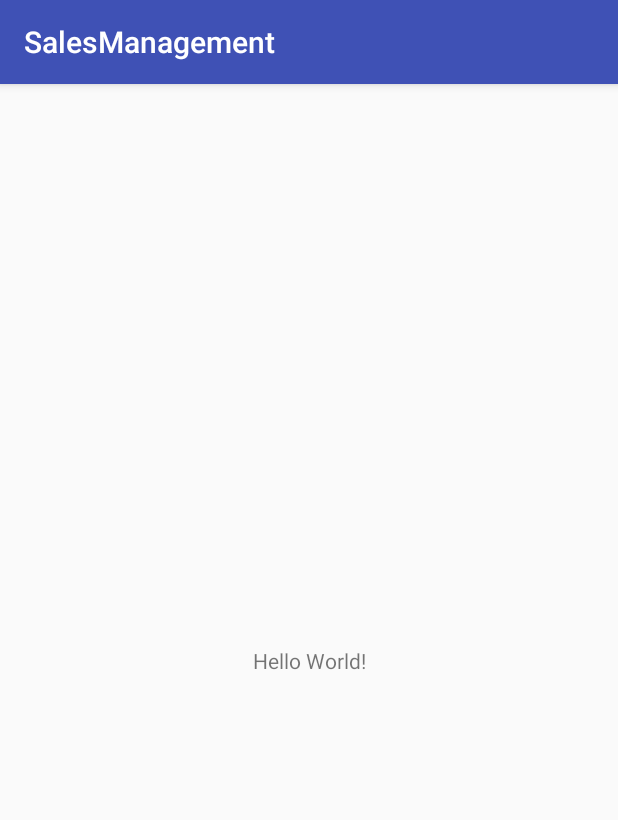
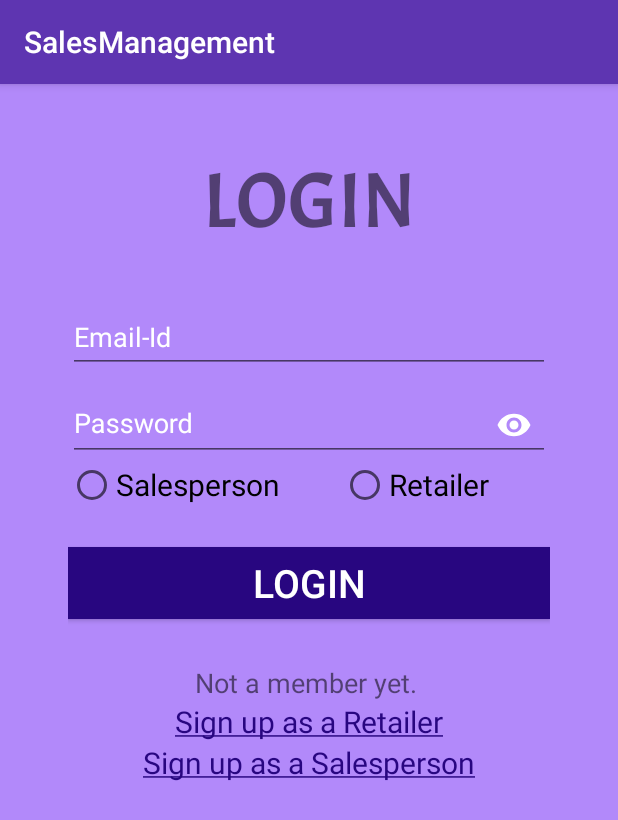
Before and after one commit to kartikMahendru/Sales-Management-App, an Android app: the screen it shows after launch (MainActivity), on a phone screen of 412 x 824 dp. Shown: the top 820 px of the screen. Run offline under Robolectric (Android 15) with nearby library versions, the phone set to English and light mode, and no system bars.

Commit message:
Added login and signup pages

```diff
--- a/app/build.gradle
+++ b/app/build.gradle
@@ -20,10 +20,13 @@ android {
 
 dependencies {
     implementation fileTree(dir: 'libs', include: ['*.jar'])
+    //noinspection GradleCompatible
     implementation 'com.android.support:appcompat-v7:26.1.0'
     implementation 'com.android.support.constraint:constraint-layout:1.1.2'
+    //noinspection GradleCompatible
     implementation 'com.google.firebase:firebase-core:16.0.1'
     testImplementation 'junit:junit:4.12'
+    compile 'com.android.support:design:26.1.0'
     androidTestImplementation 'com.android.support.test:runner:0.5'
     androidTestImplementation 'com.android.support.test.espresso:espresso-core:2.2.2'
 
--- a/app/src/main/AndroidManifest.xml
+++ b/app/src/main/AndroidManifest.xml
@@ -16,6 +16,8 @@
                 <category android:name="android.intent.category.LAUNCHER" />
             </intent-filter>
         </activity>
+        <activity android:name=".SignUpRetailer"/>
+        <activity android:name=".SignUpSalesperson"/>
     </application>
 
 </manifest>
--- a/app/src/main/java/project/avishkar/salesmanagement/MainActivity.java
+++ b/app/src/main/java/project/avishkar/salesmanagement/MainActivity.java
@@ -1,13 +1,54 @@
 package project.avishkar.salesmanagement;
 
+import android.content.Intent;
+import android.os.Bundle;
 import android.support.v7.app.AppCompatActivity;
-import android.os.Bundle;
+import android.text.SpannableString;
+import android.text.style.UnderlineSpan;
+import android.view.View;
+import android.widget.TextView;
 
 public class MainActivity extends AppCompatActivity {
 
+    private TextView retailer,salesperson;
     @Override
     protected void onCreate(Bundle savedInstanceState) {
         super.onCreate(savedInstanceState);
-        setContentView(R.layout.activity_main);
+        setContentView(R.layout.login);
+        retailer=findViewById(R.id.retailer);
+        salesperson=findViewById(R.id.salesperson);
+
+        // setting on click for sign up for retailer
+        retailer.setOnClickListener(new View.OnClickListener() {
+            @Override
+            public void onClick(View v) {
+                Intent intent = new Intent(MainActivity.this, SignUpRetailer.class);
+                startActivity(intent);
+                finish();
+            }
+        });
+
+
+        // setting on click for sign up for salesperson
+        salesperson.setOnClickListener(new View.OnClickListener() {
+            @Override
+            public void onClick(View v) {
+                Intent intent = new Intent(MainActivity.this, SignUpSalesperson.class);
+                startActivity(intent);
+                finish();
+            }
+        });
+
+
+        // for underline purpose(UI)
+        SpannableString text = new SpannableString("Sign up as a Retailer");
+        text.setSpan(new UnderlineSpan(), 0, 21, 0);
+        retailer.setText(text);
+
+        // for underline purpose(UI)
+        SpannableString text1 = new SpannableString("Sign up as a Salesperson");
+        text1.setSpan(new UnderlineSpan(), 0, 24, 0);
+        salesperson.setText(text1);
+
     }
 }
--- a/app/src/main/res/layout/activity_main.xml
+++ /dev/null
@@ -1,18 +0,0 @@
-<?xml version="1.0" encoding="utf-8"?>
-<android.support.constraint.ConstraintLayout xmlns:android="http://schemas.android.com/apk/res/android"
-    xmlns:app="http://schemas.android.com/apk/res-auto"
-    xmlns:tools="http://schemas.android.com/tools"
-    android:layout_width="match_parent"
-    android:layout_height="match_parent"
-    tools:context="project.avishkar.salesmanagement.MainActivity">
-
-    <TextView
-        android:layout_width="wrap_content"
-        android:layout_height="wrap_content"
-        android:text="Hello World!"
-        app:layout_constraintBottom_toBottomOf="parent"
-        app:layout_constraintLeft_toLeftOf="parent"
-        app:layout_constraintRight_toRightOf="parent"
-        app:layout_constraintTop_toTopOf="parent" />
-
-</android.support.constraint.ConstraintLayout>
--- /dev/null
+++ b/app/src/main/res/layout/login.xml
@@ -0,0 +1,126 @@
+<?xml version="1.0" encoding="utf-8"?>
+<RelativeLayout xmlns:android="http://schemas.android.com/apk/res/android"
+    xmlns:app="http://schemas.android.com/apk/res-auto"
+    android:layout_width="match_parent"
+    android:layout_height="match_parent"
+    android:fitsSystemWindows="true"
+    android:id="@+id/scroll"
+    >
+    <LinearLayout
+        android:layout_width="match_parent"
+        android:layout_height="match_parent"
+        android:orientation="vertical"
+        android:paddingLeft="45dp"
+        android:paddingRight="45dp"
+        android:paddingTop="45dp"
+        android:background="@color/colorPrimaryLight"
+        android:focusable="true"
+        android:focusableInTouchMode="true"
+        android:weightSum="1">
+
+        <TextView
+            android:layout_width="match_parent"
+            android:layout_height="wrap_content"
+            android:text="LOGIN"
+            android:fontFamily="@font/acmeregular"
+            android:textSize="52sp"
+            android:textColorHint="@color/colorPrimaryDark"
+            android:gravity="center"
+            android:layout_marginBottom="25dp"
+            />
+        <android.support.design.widget.TextInputLayout
+            android:layout_height="wrap_content"
+            android:layout_width="match_parent"
+            android:textColorHint="@color/colorAccent">
+            <android.support.design.widget.TextInputEditText
+                android:layout_height="wrap_content"
+                android:layout_width="match_parent"
+                android:hint="Email-Id"
+                android:textColorHint="@color/colorPrimaryDark"
+                android:id="@+id/emailid"
+                android:inputType="textEmailAddress"
+                />
+        </android.support.design.widget.TextInputLayout>
+
+
+        <android.support.design.widget.TextInputLayout
+            android:layout_height="wrap_content"
+            android:layout_width="match_parent"
+            app:passwordToggleEnabled="true"
+            android:textColorHint="@color/colorAccent"
+            app:passwordToggleTint="@color/colorAccent">
+
+            <android.support.design.widget.TextInputEditText
+                android:layout_height="wrap_content"
+                android:layout_width="match_parent"
+                android:hint="Password"
+                android:id="@+id/password"
+                android:inputType="textPassword"/>
+        </android.support.design.widget.TextInputLayout>
+
+        <RadioGroup
+            android:layout_width="match_parent"
+            android:layout_height="wrap_content"
+            android:orientation="horizontal">
+            <RadioButton
+                android:layout_width="wrap_content"
+                android:layout_height="wrap_content"
+                android:text="Salesperson"
+                android:layout_weight="1"
+                android:textSize="20sp"/>
+            <RadioButton
+                android:layout_width="wrap_content"
+                android:layout_height="wrap_content"
+                android:text="Retailer"
+                android:layout_weight="1"
+                android:textSize="20sp"/>
+        </RadioGroup>
+
+        <android.support.v7.widget.AppCompatButton
+            android:layout_height="wrap_content"
+            android:layout_width="match_parent"
+            android:text="LOGIN"
+            android:textColor="@color/colorAccent"
+            android:background="@color/colorPrimaryDark"
+            android:textSize="26sp"
+            android:id="@+id/login_press"
+            android:layout_marginTop="25dp"
+            android:layout_marginBottom="10dp"
+            />
+
+        <LinearLayout
+            android:layout_width="match_parent"
+            android:layout_height="match_parent"
+            android:layout_marginTop="20dp"
+            android:orientation="vertical">
+            <TextView
+                android:id="@+id/textView"
+                android:layout_width="match_parent"
+                android:layout_height="wrap_content"
+                android:gravity="center_horizontal"
+                android:text="Not a member yet. "
+                android:textSize="18sp" />
+            <TextView
+                android:layout_width="match_parent"
+                android:layout_height="wrap_content"
+                android:text="Sign up as a Retailer"
+                android:textColor="@color/colorPrimaryDark"
+                android:linksClickable="true"
+                android:id="@+id/retailer"
+                android:textSize="20sp"
+                android:gravity="center_horizontal"
+                />
+            <TextView
+                android:layout_width="match_parent"
+                android:layout_height="wrap_content"
+                android:text="Sign up as a Salesperson"
+                android:textSize="20sp"
+                android:id="@+id/salesperson"
+                android:textColor="@color/colorPrimaryDark"
+                android:linksClickable="true"
+                android:gravity="center_horizontal"
+                />
+        </LinearLayout>
+    </LinearLayout>
+
+</RelativeLayout>
--- a/app/src/main/res/values/colors.xml
+++ b/app/src/main/res/values/colors.xml
@@ -1,6 +1,7 @@
 <?xml version="1.0" encoding="utf-8"?>
 <resources>
-    <color name="colorPrimary">#3F51B5</color>
-    <color name="colorPrimaryDark">#303F9F</color>
-    <color name="colorAccent">#FF4081</color>
+    <color name="colorPrimary">#5e35b1</color>
+    <color name="colorPrimaryDark">#280680</color>
+    <color name="colorPrimaryLight">#b289fa</color>
+    <color name="colorAccent">#ffffff</color>
 </resources>
```
Also changed, not shown: app/src/main/java/project/avishkar/salesmanagement/SignUpRetailer.java (added, +41 -0 lines), app/src/main/java/project/avishkar/salesmanagement/SignUpSalesperson.java (added, +42 -0 lines), app/src/main/res/layout/signup_retailer.xml (added, +158 -0 lines), app/src/main/res/layout/signup_salesperson.xml (added, +158 -0 lines), app/src/main/res/font/acmeregular.ttf (added).
